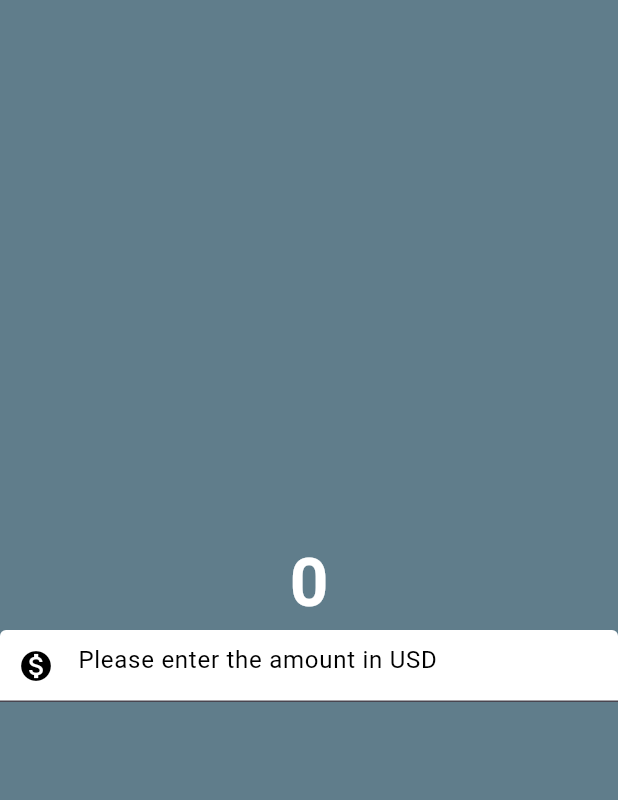
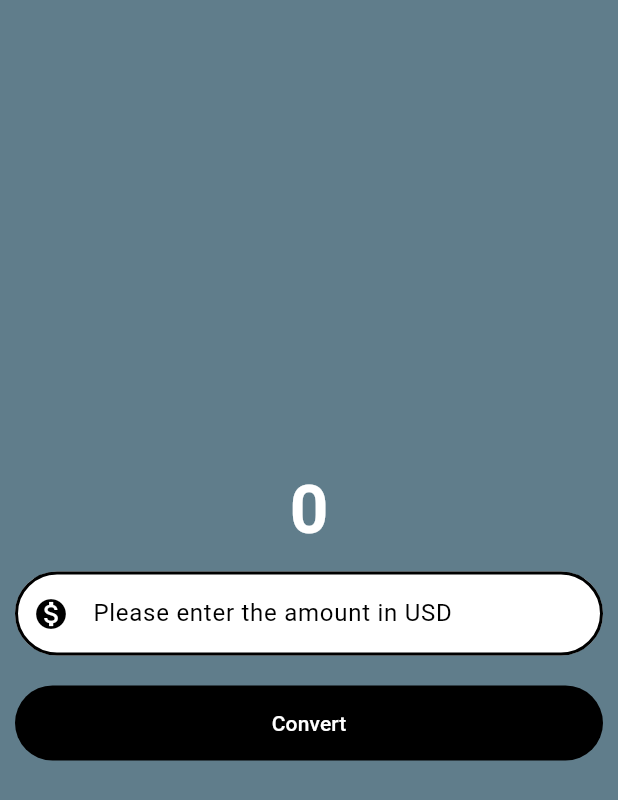
Before and after one commit to dravidsajin/flutter_learnings, a Flutter app: the screen it shows after launch, on a phone screen of 412 x 824 dp. Shown: the top 800 px of the screen. Run offline on Flutter 3.47's test engine with Material 3 defaults, Android fonts, the phone set to English and light mode, and no system bars.

Commit message:
Added button element

```diff
--- a/currency_converter/lib/pages/currency_converter_material_page.dart
+++ b/currency_converter/lib/pages/currency_converter_material_page.dart
@@ -4,42 +4,64 @@ class CurrencyConverterMaterialHomePage extends StatelessWidget {
   const CurrencyConverterMaterialHomePage({super.key});
   @override
   Widget build(BuildContext context) {
-    return const Scaffold(
+    final border = OutlineInputBorder(
+      borderSide: const BorderSide(
+        width: 2.0,
+        style: BorderStyle.solid,
+      ),
+      borderRadius: BorderRadius.circular(60),
+    );
+
+    return Scaffold(
       backgroundColor: Colors.blueGrey,
       body: Center(
         child: Column(
           mainAxisAlignment: MainAxisAlignment.center,
           children: [
-            Text("0",
+            const Text("0",
                 style: TextStyle(
                   fontSize: 45,
                   fontWeight: FontWeight.bold,
                   color: Colors.white,
                 )),
-            TextField(
-              style: TextStyle(
+            Padding(
+              padding: const EdgeInsets.all(10.0),
+              child: TextField(
+                style: const TextStyle(
                   color: Colors.black,
                 ),
                 decoration: InputDecoration(
                   hintText: "Please enter the amount in USD",
-                hintStyle: TextStyle(
+                  hintStyle: const TextStyle(
                     color: Colors.black,
                   ),
-                prefixIcon: Icon(
+                  prefixIcon: const Icon(
                     Icons.monetization_on,
                     color: Colors.black,
                   ),
                   filled: true,
                   fillColor: Colors.white,
-                focusedBorder: OutlineInputBorder(
-                  borderSide: BorderSide(
-                    width: 2.0,
-                    style: BorderStyle.solid,
+                  focusedBorder: border,
+                  enabledBorder: border,
                 ),
-                  borderRadius: BorderRadius.all(Radius.circular(60)),
+                keyboardType:
+                    const TextInputType.numberWithOptions(decimal: true),
               ),
             ),
-            )
+            Padding(
+              padding: const EdgeInsets.all(10.0),
+              child: TextButton(
+                  onPressed: () {
+                    print('On Pressed');
+                  },
+                  style: const ButtonStyle(
+                    backgroundColor: MaterialStatePropertyAll(Colors.black),
+                    foregroundColor: MaterialStatePropertyAll(Colors.white),
+                    minimumSize:
+                        MaterialStatePropertyAll(Size(double.infinity, 50)),
+                  ),
+                  child: const Text('Convert')),
+            ),
           ],
         ),
       ),
```
Lines whose indentation alone changed are shown as unchanged.
